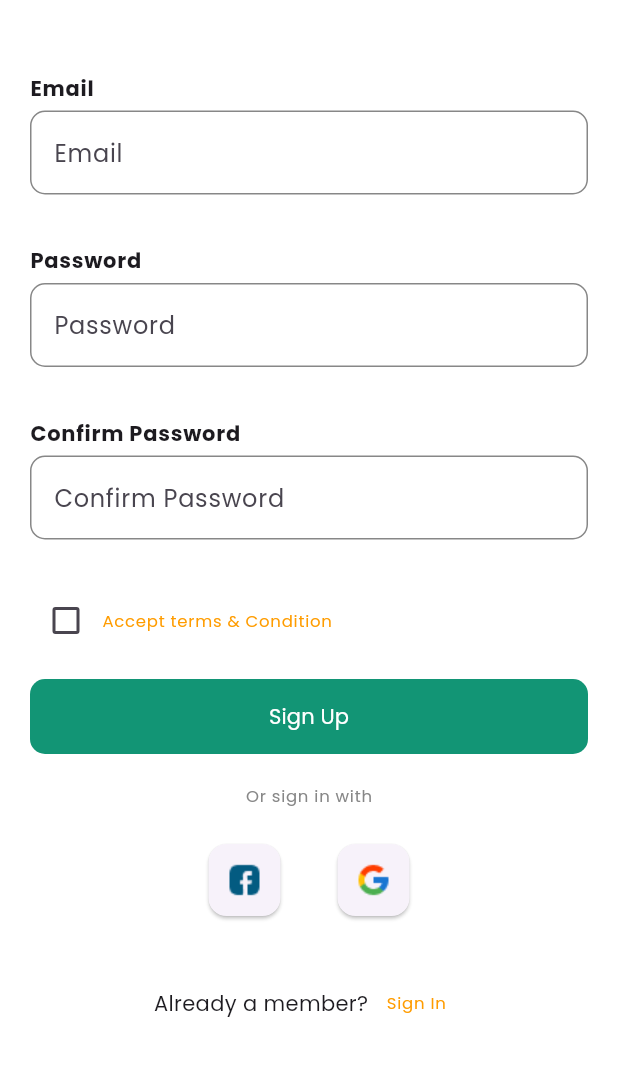
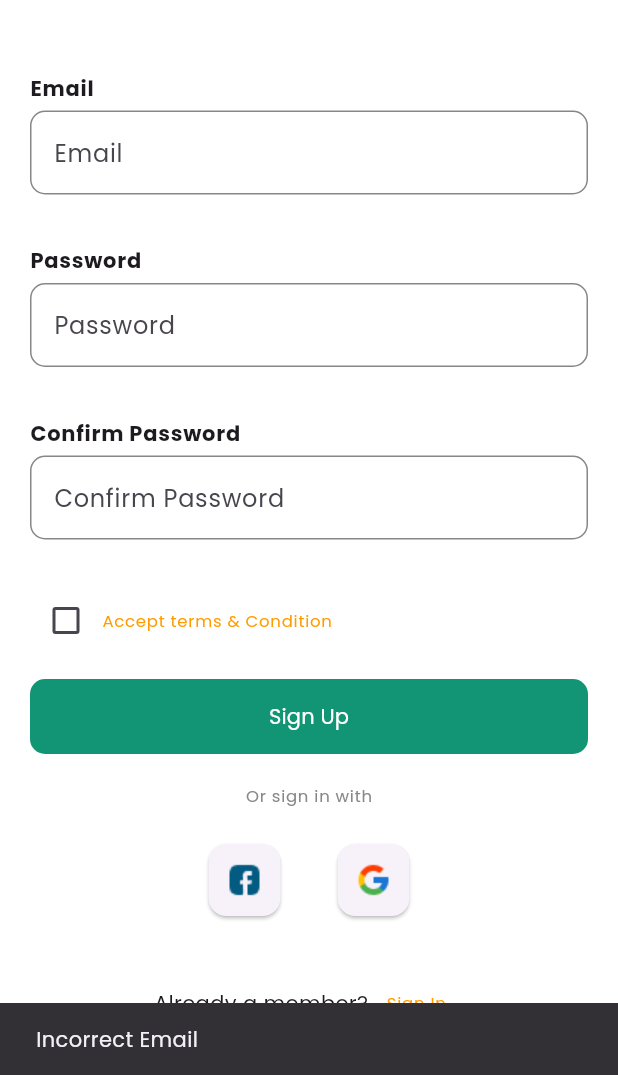
Before and after one commit to abdulrehman202/recipe_app, a Flutter app: the SignUpScreen screen opened directly, after a tap on "Sign Up", on a phone screen of 412 x 824 dp, the part 161-1236 px from its top. Run offline on Flutter 3.47's test engine with Material 3 defaults, Android fonts, the phone set to English and light mode, and no system bars; our stand-ins replace chips_choice, firebase_auth, firebase_core, readmore; missing offline and left inert: dart_either; accounts and stored records are empty.

Commit message:
User registration complete

```diff
--- a/lib/Constants.dart
+++ b/lib/Constants.dart
@@ -90,7 +90,10 @@ class Constants{
 
 
     }
-  }
 
 
+  }
+static RegExp emailRegex = RegExp(
+      r"^[a-zA-Z0-9.a-zA-Z0-9.!#$%&'*+-/=?^_`{|}~]+@[a-zA-Z0-9]+\.[a-zA-Z]+");
+
 }
--- /dev/null
+++ b/lib/Provider/sign_up_provider.dart
@@ -0,0 +1,69 @@
+import 'package:dart_either/dart_either.dart';
+import 'package:flutter/material.dart';
+import 'package:recipe_app/Constants.dart';
+import 'package:recipe_app/Repository/UserAuth.dart';
+class SignUpProvider extends ChangeNotifier {
+
+  String msg = '';
+  bool loading = false;
+  bool termsAndConditionAccepted = false;
+  UserAuth userAuth = UserAuth();
+
+  toggleLoader()
+  {
+    loading = !loading;
+  }
+  toggleTermsAndCondition(bool value)
+  {
+    termsAndConditionAccepted = value;
+    notifyListeners();
+  }
+
+  isEmailValid(String email)
+  {
+    return Constants.emailRegex.hasMatch(email);
+  }
+
+  passwordConfirmed(String pwd1, String pwd2)
+  {
+    return pwd1 == pwd2;
+  }
+
+  bool checkValues(String email,String password, String confirmPassword)
+  {
+    if(isEmailValid(email))
+    {
+      if(passwordConfirmed(password, confirmPassword))
+      {
+        if(termsAndConditionAccepted)
+        {
+          return true;
+        }
+        else {
+          msg = 'Please accept terms & condition';
+        }
+      }
+      else {
+        msg = 'Passwords do not match';
+      }
+    }
+    else{
+      msg = 'Incorrect Email';
+    }
+    notifyListeners();
+    return false;
+  }
+
+  Future<Either<String, String>> registerUser(String email,String password, String confirmPassword)async
+  {
+    toggleLoader();
+    notifyListeners();
+        Either<String, String> res =  await userAuth.registerUser(email, password);
+    toggleLoader();
+    notifyListeners();
+
+    return res;
+
+  }
+
+}
--- /dev/null
+++ b/lib/Repository/UserAuth.dart
@@ -0,0 +1,14 @@
+import 'package:dart_either/dart_either.dart';
+import 'package:firebase_auth/firebase_auth.dart';
+
+class UserAuth {
+  Future<Either<String, String>> registerUser(String email, password) async {
+    try {
+      await FirebaseAuth.instance
+          .createUserWithEmailAndPassword(email: email, password: password);
+      return const Right('User registered!');
+    } on FirebaseAuthException catch (_) {
+      return Left(_.message ?? 'Error!');
+    }
+  }
+}
--- a/lib/View/Custom Widgets/CustomTextField.dart
+++ b/lib/View/Custom Widgets/CustomTextField.dart
@@ -4,8 +4,9 @@ import 'package:recipe_app/Constants.dart';
 class CustomTextField extends StatelessWidget {
   String lbl;
   TextInputType textInputType;
+  TextEditingController? controller;
 
-  CustomTextField({super.key, required this.lbl, this.textInputType = TextInputType.name});
+  CustomTextField({super.key, required this.lbl, this.textInputType = TextInputType.name, this.controller});
 
   @override
   Widget build(BuildContext context) {
@@ -22,7 +23,7 @@ class CustomTextField extends StatelessWidget {
             ),
           ),
           TextField(
-
+            controller: controller,
             obscureText: textInputType == TextInputType.visiblePassword,
           keyboardType: textInputType,
             decoration: InputDecoration(
--- a/lib/View/sign_up_screen.dart
+++ b/lib/View/sign_up_screen.dart
@@ -1,24 +1,33 @@
 import 'package:flutter/material.dart';
+import 'package:provider/provider.dart';
 import 'package:recipe_app/Constants.dart';
+import 'package:recipe_app/Provider/sign_up_provider.dart';
+import 'package:recipe_app/View/Custom%20Widgets/CustomProgressIndicator.dart';
 import 'package:recipe_app/View/Custom%20Widgets/CustomTextField.dart';
+import 'package:recipe_app/View/home_screen.dart';
+import 'package:recipe_app/View/main_screen.dart';
 
-class SignUpScreen extends StatefulWidget {
-  const SignUpScreen({super.key});
+
+class SignUpScreen extends StatelessWidget {
+  TextEditingController _emailController = TextEditingController();
+  TextEditingController _passwordController = TextEditingController();
+  TextEditingController _confirmPasswordController = TextEditingController();
+  SignUpScreen({super.key});
 
   @override
-  State<SignUpScreen> createState() => _SignUpScreenState();
-}
 
-class _SignUpScreenState extends State<SignUpScreen> {
-  @override
   Widget build(BuildContext context) {
-    return Scaffold(
-      body: _body(context),
+    return ChangeNotifierProvider(create:  (context) => SignUpProvider(),
+      child: Scaffold(
+        body: Consumer<SignUpProvider>(builder: (context, user,_) => _body(context, user)) ,
+      ),
     );
   }
 
-  Widget _body(BuildContext context) {
-    return SafeArea(
+  Widget _body(BuildContext context, SignUpProvider provider) {
+    return IgnorePointer(
+      ignoring: provider.loading,
+      child: SafeArea(
         child: Center(
           child: Padding(
             padding: const EdgeInsets.all(20),
@@ -50,14 +59,14 @@ class _SignUpScreenState extends State<SignUpScreen> {
                   const SizedBox(
                     height: 30
                   ),
-                CustomTextField(lbl: 'Email',textInputType: TextInputType.emailAddress,),
-                CustomTextField(lbl: 'Password',textInputType: TextInputType.visiblePassword),
-                CustomTextField(lbl: 'Confirm Password',textInputType: TextInputType.visiblePassword),
+                  CustomTextField(lbl: 'Email',textInputType: TextInputType.emailAddress,controller: _emailController,),
+                  CustomTextField(lbl: 'Password',textInputType: TextInputType.visiblePassword, controller: _passwordController,),
+                  CustomTextField(lbl: 'Confirm Password',textInputType: TextInputType.visiblePassword,controller: _confirmPasswordController,),
                  Container(
                   margin: const EdgeInsets.symmetric(vertical: 15),
                    child: Row(
                      children: [
-                     Checkbox(value: false, onChanged: (value){}),
+                       Checkbox(value: provider.termsAndConditionAccepted, onChanged:(value)=> provider.toggleTermsAndCondition(value??false)),
                        Text('Accept terms & Condition', style: Theme.of(context)
                                     .textTheme
                                     .labelSmall!
@@ -67,8 +76,26 @@ class _SignUpScreenState extends State<SignUpScreen> {
                  ),
                   SizedBox(
                       width: double.infinity,
+                      height: 50,
                       child: FilledButton(
-                        onPressed: () {}, child: const Text('Sign Up'))),
+                          onPressed: () async{
+
+                            if(provider.checkValues(_emailController.text,_passwordController.text,_confirmPasswordController.text)){
+
+                            var res = await provider.registerUser(_emailController.text,_passwordController.text,_confirmPasswordController.text);
+                            res.fold(ifLeft: (l)=>
+                            ScaffoldMessenger.of(context).showSnackBar(SnackBar(content: Text(l.toString()))),ifRight: (r){
+                              _emailController.clear();
+                              _passwordController.clear();
+                              _confirmPasswordController.clear();
+                              provider.toggleTermsAndCondition(false);
+                              Navigator.push(context, MaterialPageRoute(builder: (builder)=> MainScreen()));
+
+                              });}
+                          else{
+                            ScaffoldMessenger.of(context).showSnackBar(SnackBar(content: Text(provider.msg)));
+                          }
+                          }, child: provider.loading?const CustomProgressIndicator(): const Text('Sign Up'))),
                   Container(
                       alignment: Alignment.center,
                       margin: const EdgeInsets.all(20),
@@ -123,6 +150,7 @@ class _SignUpScreenState extends State<SignUpScreen> {
             ),
           ),
         ),
+      ),
     );
   }
 
--- a/pubspec.yaml
+++ b/pubspec.yaml
@@ -38,6 +38,9 @@ dependencies:
   chips_choice: ^3.0.1
   readmore: ^3.0.0
   firebase_core: ^3.14.0
+  provider: ^6.1.5
+  firebase_auth: ^5.6.0
+  dart_either: ^2.0.0
 
 dev_dependencies:
   flutter_test:
```
Also changed, not shown: lib/View/Custom Widgets/CustomProgressIndicator.dart (added, +12 -0 lines), pubspec.lock, 3 other files. Lines whose indentation alone changed are shown as unchanged.
